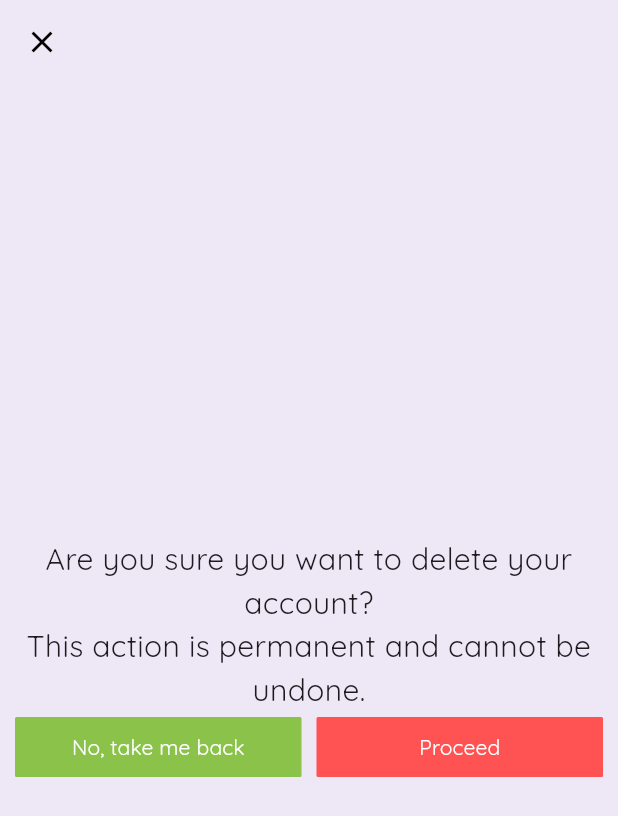
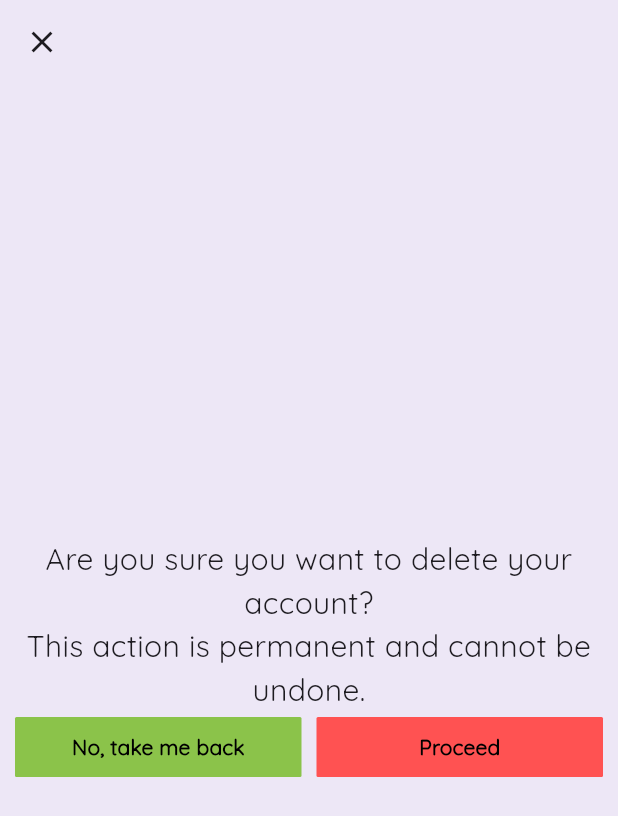
Before and after one commit to Necromunda/HealthCompanion, a Flutter app: the screen it shows once a user with an empty profile is signed in, item 5 of the bottom bar chosen, after a tap on "Delete account", on a phone screen of 412 x 824 dp. Shown: the top 816 px of the screen. Run offline on Flutter 3.47's test engine with Material 2 defaults, Android fonts, the phone set to English and light mode, and no system bars; our stand-ins replace cloud_firestore, email_validator, equatable, expandable, firebase_auth, firebase_core and 3 more; missing offline and left inert: dart:ffi; accounts and stored records are empty.

Commit message:
change colors in few missed places

```diff
--- a/lib/main.dart
+++ b/lib/main.dart
@@ -1,5 +1,6 @@
 import 'package:firebase_auth/firebase_auth.dart';
 import 'package:firebase_core/firebase_core.dart';
+import 'package:health_companion/screens/loading_screen.dart';
 import 'package:health_companion/screens/signin_screen.dart';
 import 'package:health_companion/widgets/pagecontainer.dart';
 import 'package:provider/provider.dart';
@@ -56,35 +57,51 @@ class MyApp extends StatelessWidget {
             theme: themeNotifier.isDark
                 ? ThemeData(
                     useMaterial3: true,
+                    pageTransitionsTheme: const PageTransitionsTheme(
+                      builders: <TargetPlatform, PageTransitionsBuilder>{
+                        TargetPlatform.android:
+                            CupertinoPageTransitionsBuilder(),
+                      },
+                    ),
                     fontFamily: 'Quicksand',
                     brightness: Brightness.dark,
                     colorSchemeSeed: Colors.deepPurple,
                     dividerColor: Colors.white,
+                    // cardColor: Theme.of(context).colorScheme.onTertiary,
+
                     inputDecorationTheme: const InputDecorationTheme(
                       prefixIconColor: Colors.white,
                       hintStyle: TextStyle(color: Colors.white),
                     ),
-              // scaffoldBackgroundColor: Theme.of(context).colorScheme.primary
+              // bottomNavigationBarTheme: BottomNavigationBarThemeData(
+                // backgroundColor: Theme.of(context).colorScheme.onTertiary
+              // )
                   )
                 : ThemeData(
                     useMaterial3: true,
+                    pageTransitionsTheme: const PageTransitionsTheme(
+                      builders: <TargetPlatform, PageTransitionsBuilder>{
+                        TargetPlatform.android:
+                            CupertinoPageTransitionsBuilder(),
+                      },
+                    ),
                     fontFamily: 'Quicksand',
                     brightness: Brightness.light,
                     colorSchemeSeed: Colors.deepPurple,
-                    // colorScheme: Colors.deepPurple,
                     dividerColor: Colors.black,
-                    // iconTheme: IconThemeData(color: Colors.white),
                     inputDecorationTheme: const InputDecorationTheme(
                       prefixIconColor: Colors.black,
                       hintStyle: TextStyle(color: Colors.black),
-                      // prefixStyle: TextStyle(color: Colors.black)
                     ),
-                scaffoldBackgroundColor: Colors.deepPurple.shade50
-            ),
+                    scaffoldBackgroundColor: Colors.deepPurple.shade50,
+                  ),
             debugShowCheckedModeBanner: false,
             home: StreamBuilder(
               stream: FirebaseAuth.instance.authStateChanges(),
               builder: (context, snapshot) {
+                if (snapshot.connectionState == ConnectionState.waiting) {
+                  // return const LoadingScreen(message: "Loading");
+                }
                 if (!snapshot.hasData) {
                   print('User is logged out!');
                   return const SignIn();
--- a/lib/screens/delete_account_screen.dart
+++ b/lib/screens/delete_account_screen.dart
@@ -3,6 +3,8 @@ import 'package:flutter/material.dart';
 import 'package:health_companion/screens/loading_screen.dart';
 import 'package:health_companion/services/firebase_service.dart';
 import 'package:health_companion/widgets/deleting_account.dart';
+
+import '../util.dart';
 
 class DeleteAccount extends StatefulWidget {
   const DeleteAccount({Key? key}) : super(key: key);
@@ -84,12 +86,16 @@ class _DeleteAccountState extends State<DeleteAccount> {
             _isPasswordValid = _passwordRegExp.hasMatch(value);
           });
         },
+        style: TextStyle(
+          color: Util.isDark(context) ? Colors.white : Colors.black,
+        ),
         decoration: InputDecoration(
           counterText: "",
           hintText: "Password",
           contentPadding: EdgeInsets.zero,
           filled: true,
-          fillColor: const Color(0XDEDEDEDE),
+          // fillColor: const Color(0XDEDEDEDE),
+          fillColor: Theme.of(context).colorScheme.secondaryContainer,
           focusedBorder: const OutlineInputBorder(
             borderSide: BorderSide(
               color: Colors.transparent,
@@ -122,27 +128,25 @@ class _DeleteAccountState extends State<DeleteAccount> {
                   offset: const Offset(2, 0), // changes position of shadow
                 ),
                 BoxShadow(
-                  color: const Color(0XDEDEDEDE).withOpacity(1),
+                  // color: const Color(0XDEDEDEDE).withOpacity(1),
+                  color: Theme.of(context).colorScheme.secondaryContainer,
                   spreadRadius: 0,
                   offset: const Offset(1, 0), // changes position of shadow
                 ),
               ],
             ),
-            child: Padding(
-              padding: const EdgeInsets.symmetric(horizontal: 20),
-              child: Icon(Icons.key,
-                  size: 30,
-                  color: _passwordController.text.isEmpty
-                      ? Colors.black87
-                      : _isPasswordValid
-                          ? Colors.white
-                          : Colors.black87),
+            child: const Padding(
+              padding: EdgeInsets.symmetric(horizontal: 20),
+              child: Icon(
+                Icons.key,
+                size: 30,
+              ),
             ),
           ),
           suffixIcon: IconButton(
             icon: Icon(
               _obscureText ? Icons.visibility : Icons.visibility_off,
-              color: Colors.black87,
+              // color: Colors.black87,
             ),
             onPressed: () {
               setState(() {
@@ -166,7 +170,6 @@ class _DeleteAccountState extends State<DeleteAccount> {
             Navigator.of(context).pop();
           },
           icon: const Icon(Icons.close),
-          color: Colors.black,
         ),
       ),
       body: Padding(
@@ -263,7 +266,12 @@ class _DeleteAccountState extends State<DeleteAccount> {
                               borderRadius: BorderRadius.circular(1.0),
                             ),
                           ),
-                          child: const Text("No, take me back"),
+                          child: const Text(
+                            "No, take me back",
+                            style: TextStyle(
+                                color: Colors.black,
+                                fontWeight: FontWeight.bold),
+                          ),
                         ),
                       ),
                       const SizedBox(width: 10.0),
@@ -277,7 +285,12 @@ class _DeleteAccountState extends State<DeleteAccount> {
                               borderRadius: BorderRadius.circular(1.0),
                             ),
                           ),
-                          child: const Text("Proceed"),
+                          child: const Text(
+                            "Proceed",
+                            style: TextStyle(
+                                color: Colors.black,
+                                fontWeight: FontWeight.bold),
+                          ),
                         ),
                       ),
                     ],
--- a/lib/screens/profile_screen.dart
+++ b/lib/screens/profile_screen.dart
@@ -72,7 +72,7 @@ class _ProfileState extends State<Profile> {
     //   FirebaseAuth.instance.currentUser!.reauthenticateWithCredential()
     //   print("deleting account");
     // }
-    bool? res = await Navigator.of(context).push(
+    Navigator.of(context).push(
       MaterialPageRoute(
         builder: (context) => const DeleteAccount(),
       ),
--- a/lib/widgets/pagecontainer.dart
+++ b/lib/widgets/pagecontainer.dart
@@ -11,6 +11,7 @@ import 'package:health_companion/screens/settings_screen.dart';
 
 import '../models/appuser_model.dart';
 import '../models/component_model.dart';
+import '../util.dart';
 
 class PageContainer extends StatefulWidget {
   // final AppUser user;
@@ -97,6 +98,10 @@ class _PageContainerState extends State<PageContainer> {
     );
   }
 
+  Color? get navBarColor => Util.isDark(context)
+      ? Theme.of(context).colorScheme.onTertiary
+      : Theme.of(context).colorScheme.tertiary;
+
   @override
   Widget build(BuildContext context) {
     return Scaffold(
@@ -127,7 +132,8 @@ class _PageContainerState extends State<PageContainer> {
         currentIndex: _selectedIndex,
         selectedItemColor: Colors.black,
         unselectedItemColor: Colors.white,
-        backgroundColor: Colors.deepPurple.shade400,
+        // backgroundColor: Colors.deepPurple.shade400,
+        backgroundColor: navBarColor,
         onTap: _onItemTapped,
       ),
       body: Padding(
```
Also changed, not shown: lib/screens/add_existing_component_screen.dart (+25 -11 lines), lib/screens/add_new_component_screen.dart (+8 -4 lines).
